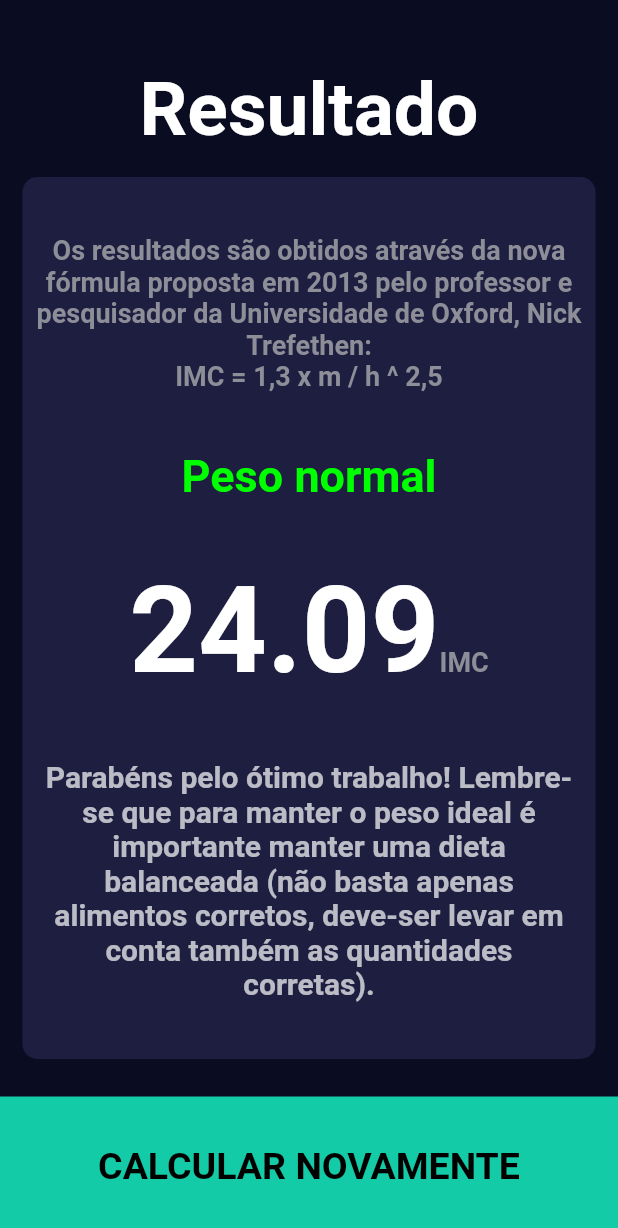
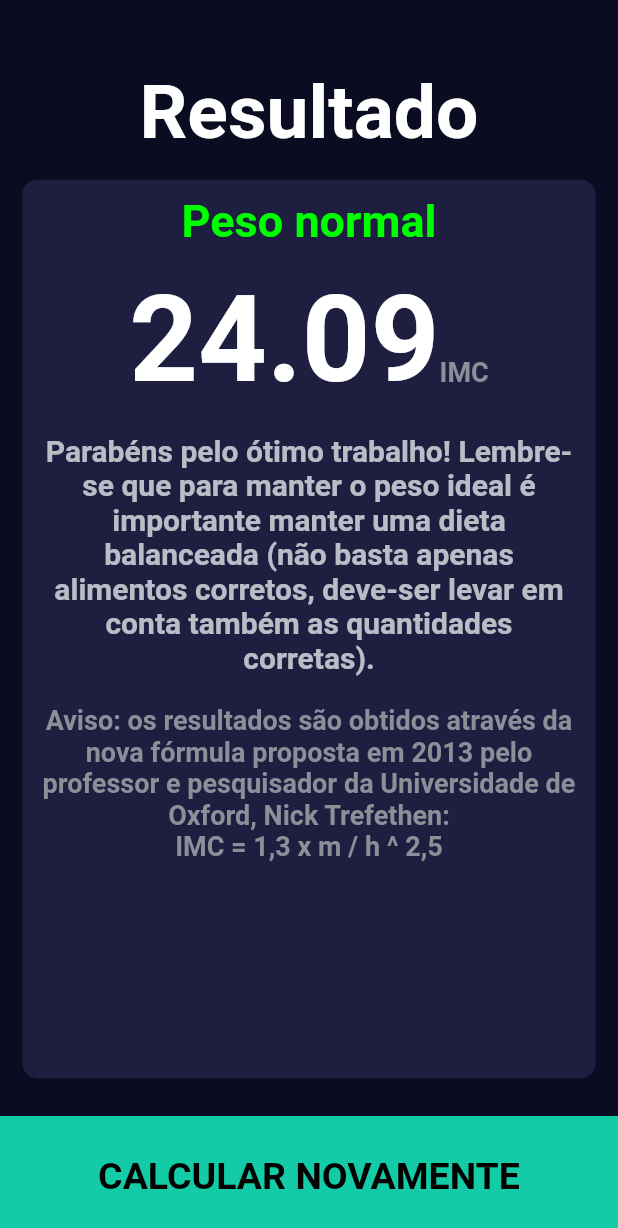
Before and after one commit to Esan2019/Flutter-BMI-Calculator, a Flutter app: the screen it shows after launch, after a tap on "CALCULAR", on a phone screen of 412 x 824 dp. Shown: the top 1228 px of the screen. Run offline on Flutter 3.47's test engine with Material 2 defaults, Android fonts, the phone set to English and light mode, and no system bars; our stand-ins replace font_awesome_flutter.

Commit message:
Responsive layout

```diff
--- a/lib/icon_content.dart
+++ b/lib/icon_content.dart
@@ -10,21 +10,25 @@ class IconContent extends StatelessWidget {
 
   @override
   Widget build(BuildContext context) {
-    return Column(
-      mainAxisAlignment: MainAxisAlignment.center,
+    return Padding(
+      padding: EdgeInsets.all(10.0),
+      child: Column(
+        mainAxisAlignment: MainAxisAlignment.spaceEvenly,
         children: <Widget>[
-        Icon(
+          LayoutBuilder(
+            builder: (context, constraints) {
+              return Icon(
                 icon,
-          size: 80.0,
-        ),
-        SizedBox(
-          height: 25.0,
+                size: constraints.maxWidth - 60.0,
+              );
+            },
           ),
           Text(
             text,
             style: kTextLabel,
           ),
         ],
+      ),
     );
   }
 }
--- a/lib/input_page.dart
+++ b/lib/input_page.dart
@@ -18,12 +18,6 @@ class InputPage extends StatefulWidget {
 }
 
 class _InputPageState extends State<InputPage> {
-  @override
-  Future<void> initState() async {
-    super.initState();
-    await SystemChrome.setPreferredOrientations(
-        [DeviceOrientation.portraitUp, DeviceOrientation.portraitDown]);
-  }
 
   Gender selectedGender = Gender.male;
   int height = 160;
@@ -32,9 +26,9 @@ class _InputPageState extends State<InputPage> {
 
   @override
   Widget build(BuildContext context) {
-    return Scaffold(
-        body: SafeArea(
-      child: Column(
+    return SafeArea(
+      child: Scaffold(
+          body: Column(
             crossAxisAlignment: CrossAxisAlignment.stretch,
             children: <Widget>[
               Expanded(
@@ -72,7 +66,7 @@ class _InputPageState extends State<InputPage> {
               Expanded(
                 child: DefaultCard(
                   cardChild: Column(
-                mainAxisAlignment: MainAxisAlignment.center,
+                    mainAxisAlignment: MainAxisAlignment.spaceEvenly,
                     children: <Widget>[
                       Text(
                         'ALTURA',
@@ -117,8 +111,9 @@ class _InputPageState extends State<InputPage> {
                   children: <Widget>[
                     Expanded(
                       child: DefaultCard(
-                    cardChild: Column(
-                      mainAxisAlignment: MainAxisAlignment.center,
+                        cardChild: Padding(
+                          padding: EdgeInsets.all(5.0),
+                          child: Column(
                             children: <Widget>[
                               Text(
                                 'PESO',
@@ -140,9 +135,6 @@ class _InputPageState extends State<InputPage> {
                                   ),
                                 ],
                               ),
-                        SizedBox(
-                          height: 10.0,
-                        ),
                               SelectorsRow(
                                 onPressAdd: () {
                                   setState(() {
@@ -159,9 +151,12 @@ class _InputPageState extends State<InputPage> {
                           ),
                         ),
                       ),
+                    ),
                     Expanded(
                       child: DefaultCard(
-                    cardChild: Column(
+                        cardChild: Padding(
+                          padding: EdgeInsets.all(5.0),
+                          child: Column(
                             mainAxisAlignment: MainAxisAlignment.center,
                             children: <Widget>[
                               Text(
@@ -171,9 +166,6 @@ class _InputPageState extends State<InputPage> {
                               Text(
                                 age.toString(),
                                 style: kNumberLabel,
-                        ),
-                        SizedBox(
-                          height: 10.0,
                               ),
                               SelectorsRow(
                                 onPressRemove: () {
@@ -188,6 +180,7 @@ class _InputPageState extends State<InputPage> {
                                 },
                               )
                             ],
+                          ),
                         ),
                       ),
                     )
@@ -211,7 +204,7 @@ class _InputPageState extends State<InputPage> {
                 },
               )
             ],
-      ),
-    ));
+          )),
+    );
   }
 }
--- a/lib/main.dart
+++ b/lib/main.dart
@@ -1,10 +1,13 @@
 import 'package:bmi_calculator/results_page.dart';
 import 'package:flutter/material.dart';
+import 'package:flutter/services.dart';
 
 import 'input_page.dart';
 
 void main() {
-  runApp(BmiCalculator());
+  /*await SystemChrome.setPreferredOrientations(
+      [DeviceOrientation.portraitUp, DeviceOrientation.portraitDown]);
+  */runApp(BmiCalculator());
 }
 
 class BmiCalculator extends StatelessWidget {
--- a/lib/results_page.dart
+++ b/lib/results_page.dart
@@ -17,9 +17,9 @@ class ResultsPage extends StatelessWidget {
 
   @override
   Widget build(BuildContext context) {
-    return Scaffold(
-      body: SafeArea(
-        child: Column(
+    return SafeArea(
+      child: Scaffold(
+        body: Column(
           crossAxisAlignment: CrossAxisAlignment.stretch,
           mainAxisAlignment: MainAxisAlignment.spaceEvenly,
           children: <Widget>[
@@ -36,24 +36,23 @@ class ResultsPage extends StatelessWidget {
             Expanded(
               flex: 6,
               child: DefaultCard(
-                cardChild: Column(
-                  mainAxisAlignment: MainAxisAlignment.spaceEvenly,
+                cardChild: ListView(
+                  children: <Widget>[
+                    Padding(
+                      padding: EdgeInsets.all(10.0),
+                      child: Column(
+                        mainAxisAlignment: MainAxisAlignment.spaceBetween,
                         crossAxisAlignment: CrossAxisAlignment.center,
                         children: <Widget>[
-                    Padding(
-                      padding: const EdgeInsets.only(left: 4.0, right: 4.0),
-                      child: Text(
-                        'Os resultados são obtidos através da nova fórmula proposta em 2013 pelo professor e pesquisador da Universidade de Oxford, Nick Trefethen:\nIMC = 1,3 x m / h ^ 2,5',
-                        style: kTextLabel,
-                        textAlign: TextAlign.center,
-                      ),
-                    ),
                           Text(
                             resultText,
                             style: TextStyle(
                                 color: resultColor,
                                 fontWeight: FontWeight.bold,
                                 fontSize: 30.0),
+                          ),
+                          SizedBox(
+                            height: 15.0,
                           ),
                           Row(
                             crossAxisAlignment: CrossAxisAlignment.baseline,
@@ -70,25 +69,34 @@ class ResultsPage extends StatelessWidget {
                               ),
                             ],
                           ),
-                    Padding(
-                      padding: const EdgeInsets.only(left: 10.0, right: 10.0),
-                      child: Text(
+                          SizedBox(
+                            height: 15.0,
+                          ),
+                          Text(
                             resultTip,
                             style: kResultTip,
                             textAlign: TextAlign.center,
+                          ),
+                          SizedBox(
+                            height: 20.0,
+                          ),
+                          Text(
+                            'Aviso: os resultados são obtidos através da nova fórmula proposta em 2013 pelo professor e pesquisador da Universidade de Oxford, Nick Trefethen:\nIMC = 1,3 x m / h ^ 2,5',
+                            style: kTextLabel,
+                            textAlign: TextAlign.center,
+                          ),
+                        ],
                       ),
                     ),
                   ],
                 ),
               ),
             ),
-            Expanded(
-              child: BottomButton(
+            BottomButton(
               text: 'CALCULAR NOVAMENTE',
               onTap: () {
                 Navigator.pop(context);
               },
-              ),
             )
           ],
         ),
--- a/lib/selectors_row.dart
+++ b/lib/selectors_row.dart
@@ -10,7 +10,8 @@ class SelectorsRow extends StatelessWidget {
 
   @override
   Widget build(BuildContext context) {
-    return Row(
+    return Expanded(
+      child: Row(
         mainAxisAlignment: MainAxisAlignment.center,
         children: <Widget>[
           RoundIconButton(
@@ -25,6 +26,7 @@ class SelectorsRow extends StatelessWidget {
             onTap: onPressRemove,
           )
         ],
+      ),
     );
   }
 }
--- a/pubspec.yaml
+++ b/pubspec.yaml
@@ -1,7 +1,7 @@
 name: bmi_calculator
 description: A new Flutter project.
 publish_to: 'none'
-version: 1.0.0+1
+version: 1.2+3
 
 environment:
   sdk: ">=2.7.0 <3.0.0"
```
Lines whose indentation alone changed are shown as unchanged.
